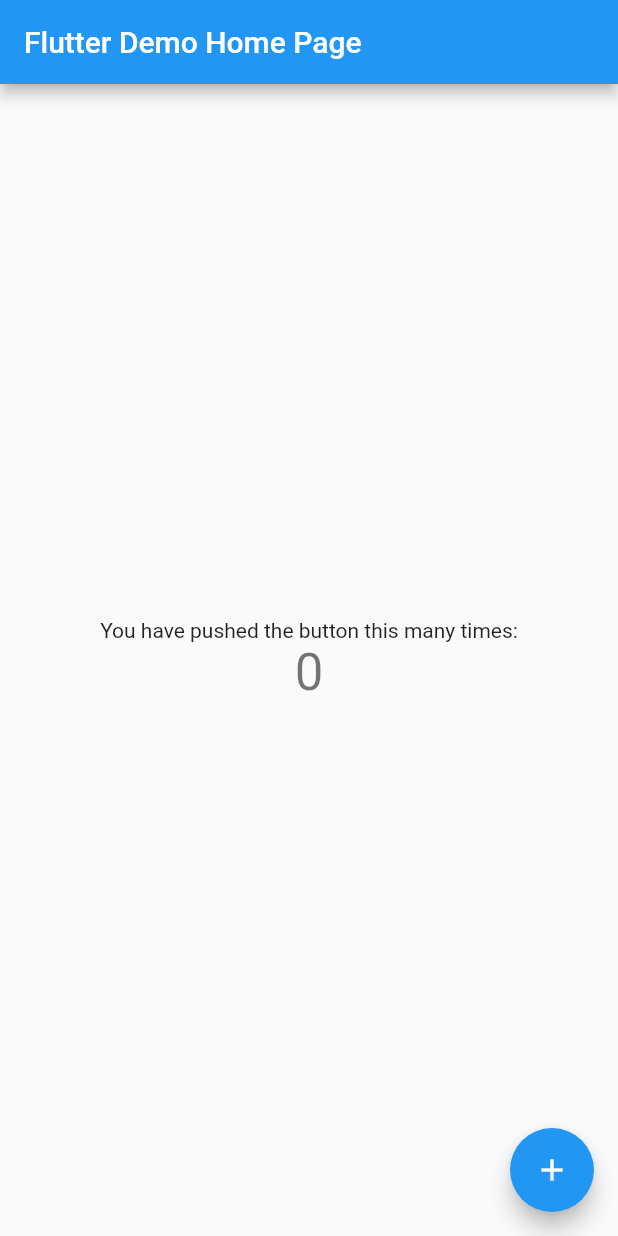
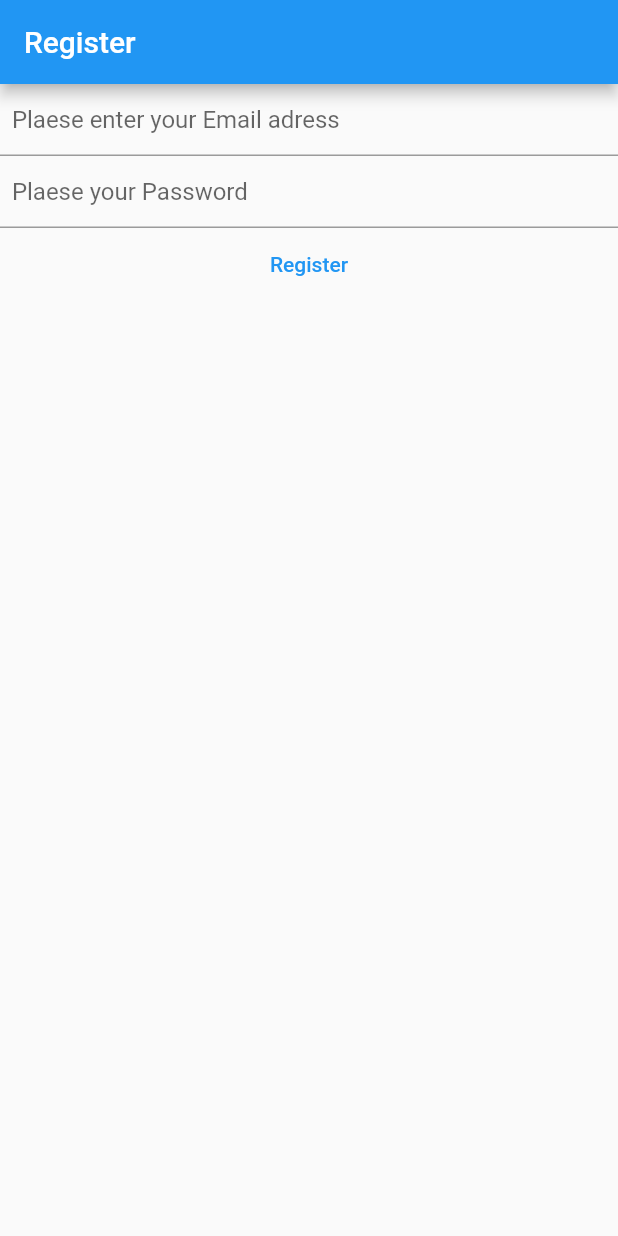
Before and after one commit to lahcenechl/flutter-setup, a Flutter app: the screen it shows after launch, on a phone screen of 412 x 824 dp. Run offline on Flutter 3.47's test engine with Material 2 defaults, Android fonts, the phone set to English and light mode, and no system bars; our stand-ins replace firebase_auth, firebase_core; accounts and stored records are empty.

Commit message:
login View with firebase setup

```diff
--- /dev/null
+++ b/lib/login_registration.dart
@@ -0,0 +1,78 @@
+import 'package:firebase_core/firebase_core.dart';
+import 'package:flutter/material.dart';
+import 'package:firebase_auth/firebase_auth.dart';
+import 'firebase_options.dart';
+
+class HomePage extends StatefulWidget {
+  const HomePage({Key? key}) : super(key: key);
+
+  @override
+  State<HomePage> createState() => _HomePageState();
+}
+
+class _HomePageState extends State<HomePage> {
+  late final TextEditingController _email;
+  late final TextEditingController _password;
+
+  @override
+  void initState() {
+    _email = TextEditingController();
+    _password = TextEditingController();
+    super.initState();
+  }
+
+  void dispose() {
+    _email.dispose();
+    _password.dispose();
+
+    super.dispose();
+  }
+
+  @override
+  Widget build(BuildContext context) {
+    return Scaffold(
+      appBar: AppBar(title: Text('Register')),
+      body: FutureBuilder(
+          future: Firebase.initializeApp(
+            options: DefaultFirebaseOptions.currentPlatform,
+          ),
+          builder: (context, snapshot) {
+            switch (snapshot.connectionState) {
+              case ConnectionState.done:
+                return Column(
+                  children: [
+                    TextField(
+                      controller: _email,
+                      enableSuggestions: false,
+                      autocorrect: false,
+                      keyboardType: TextInputType.emailAddress,
+                      decoration: const InputDecoration(
+                          hintText: '  Plaese enter your Email adress'),
+                    ),
+                    TextField(
+                      controller: _password,
+                      obscureText: true,
+                      enableSuggestions: false,
+                      autocorrect: false,
+                      decoration: const InputDecoration(
+                          hintText: '  Plaese your Password'),
+                    ),
+                    TextButton(
+                      onPressed: () async {
+                        final email = _email.text;
+                        final password = _password.text;
+                        final UserCredential = await FirebaseAuth.instance
+                            .createUserWithEmailAndPassword(
+                                email: email, password: password);
+                      },
+                      child: const Text('Register'),
+                    ),
+                  ],
+                );
+              default:
+                return Text('loading ........');
+            }
+          }),
+    );
+  }
+}
--- a/lib/main.dart
+++ b/lib/main.dart
@@ -1,115 +1,13 @@
 import 'package:flutter/material.dart';
+import '/login_registration.dart';
 
 void main() {
-  runApp(const MyApp());
+  WidgetsFlutterBinding.ensureInitialized();
+  runApp(MaterialApp(
+    title: 'Flutter Demo1',
+    theme: ThemeData(
+      primarySwatch: Colors.blue,
+    ),
+    home: const HomePage(),
+  ));
 }
-
-class MyApp extends StatelessWidget {
-  const MyApp({Key? key}) : super(key: key);
-
-  // This widget is the root of your application.
-  @override
-  Widget build(BuildContext context) {
-    return MaterialApp(
-      title: 'Flutter Demo',
-      theme: ThemeData(
-        // This is the theme of your application.
-        //
-        // Try running your application with "flutter run". You'll see the
-        // application has a blue toolbar. Then, without quitting the app, try
-        // changing the primarySwatch below to Colors.green and then invoke
-        // "hot reload" (press "r" in the console where you ran "flutter run",
-        // or simply save your changes to "hot reload" in a Flutter IDE).
-        // Notice that the counter didn't reset back to zero; the application
-        // is not restarted.
-        primarySwatch: Colors.blue,
-      ),
-      home: const MyHomePage(title: 'Flutter Demo Home Page'),
-    );
-  }
-}
-
-class MyHomePage extends StatefulWidget {
-  const MyHomePage({Key? key, required this.title}) : super(key: key);
-
-  // This widget is the home page of your application. It is stateful, meaning
-  // that it has a State object (defined below) that contains fields that affect
-  // how it looks.
-
-  // This class is the configuration for the state. It holds the values (in this
-  // case the title) provided by the parent (in this case the App widget) and
-  // used by the build method of the State. Fields in a Widget subclass are
-  // always marked "final".
-
-  final String title;
-
-  @override
-  State<MyHomePage> createState() => _MyHomePageState();
-}
-
-class _MyHomePageState extends State<MyHomePage> {
-  int _counter = 0;
-
-  void _incrementCounter() {
-    setState(() {
-      // This call to setState tells the Flutter framework that something has
-      // changed in this State, which causes it to rerun the build method below
-      // so that the display can reflect the updated values. If we changed
-      // _counter without calling setState(), then the build method would not be
-      // called again, and so nothing would appear to happen.
-      _counter++;
-    });
-  }
-
-  @override
-  Widget build(BuildContext context) {
-    // This method is rerun every time setState is called, for instance as done
-    // by the _incrementCounter method above.
-    //
-    // The Flutter framework has been optimized to make rerunning build methods
-    // fast, so that you can just rebuild anything that needs updating rather
-    // than having to individually change instances of widgets.
-    return Scaffold(
-      appBar: AppBar(
-        // Here we take the value from the MyHomePage object that was created by
-        // the App.build method, and use it to set our appbar title.
-        title: Text(widget.title),
-      ),
-      body: Center(
-        // Center is a layout widget. It takes a single child and positions it
-        // in the middle of the parent.
-        child: Column(
-          // Column is also a layout widget. It takes a list of children and
-          // arranges them vertically. By default, it sizes itself to fit its
-          // children horizontally, and tries to be as tall as its parent.
-          //
-          // Invoke "debug painting" (press "p" in the console, choose the
-          // "Toggle Debug Paint" action from the Flutter Inspector in Android
-          // Studio, or the "Toggle Debug Paint" command in Visual Studio Code)
-          // to see the wireframe for each widget.
-          //
-          // Column has various properties to control how it sizes itself and
-          // how it positions its children. Here we use mainAxisAlignment to
-          // center the children vertically; the main axis here is the vertical
-          // axis because Columns are vertical (the cross axis would be
-          // horizontal).
-          mainAxisAlignment: MainAxisAlignment.center,
-          children: <Widget>[
-            const Text(
-              'You have pushed the button this many times:',
-            ),
-            Text(
-              '$_counter',
-              style: Theme.of(context).textTheme.headline4,
-            ),
-          ],
-        ),
-      ),
-      floatingActionButton: FloatingActionButton(
-        onPressed: _incrementCounter,
-        tooltip: 'Increment',
-        child: const Icon(Icons.add),
-      ), // This trailing comma makes auto-formatting nicer for build methods.
-    );
-  }
-}
```
Also changed, not shown: 1 other file.
